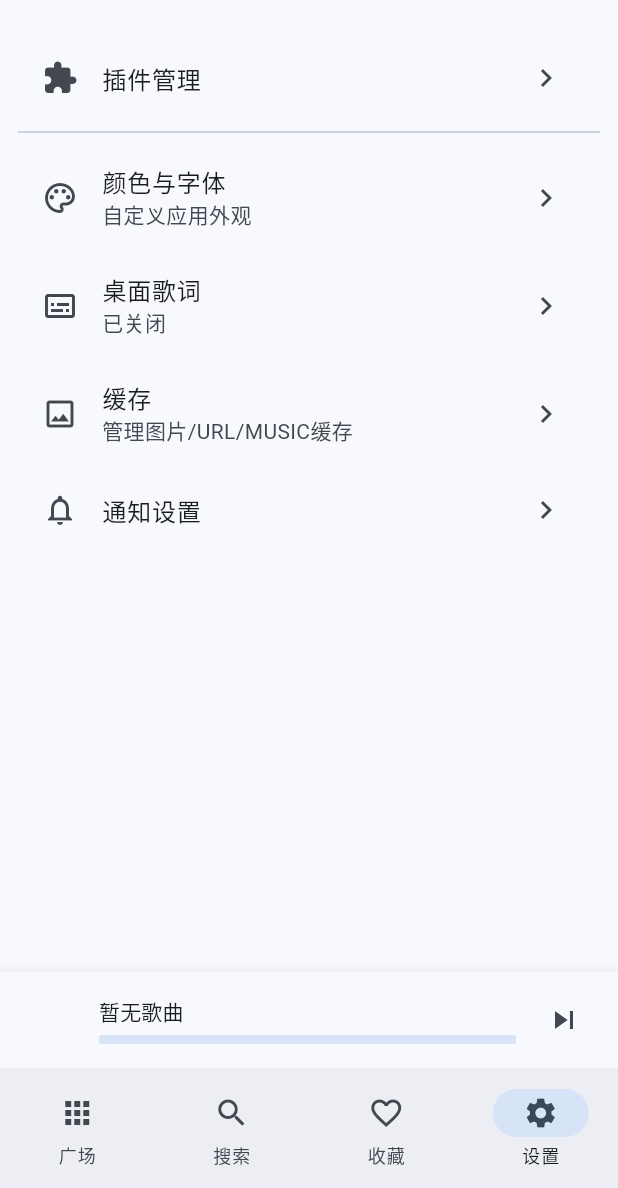
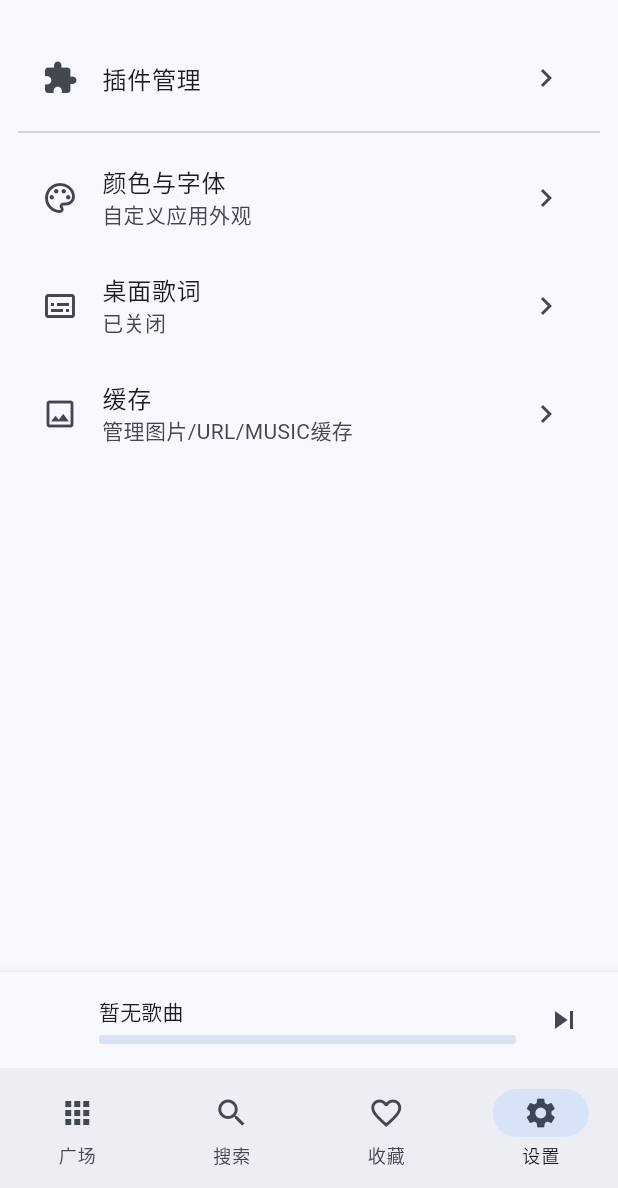
Before and after one commit to enten0103/tono_music, a Flutter app: the screen it shows after launch, item 4 of the bottom bar chosen, on a phone screen of 412 x 824 dp, the part 48-1236 px from its top. Run offline on Flutter 3.47's test engine with Material 3 defaults, Android fonts, the phone set to English and light mode, and no system bars; our stand-ins replace cached_network_image, file_picker, flutter_cache_manager, get, logger, shared_preferences; missing offline and left inert: audio_session, flutter_displaymode, flutter_js, media_kit, music_sdk, smtc_windows and 3 more; statements that could not run were skipped.

Commit message:
feat(setting):移除通知设置

```diff
--- a/lib/app/ui/settings/settings_view.dart
+++ b/lib/app/ui/settings/settings_view.dart
@@ -1,5 +1,3 @@
-import 'dart:io';
-
 import 'package:flutter/material.dart';
 import 'package:get/get.dart';
 import 'package:tono_music/app/routes/app_routes.dart';
@@ -39,12 +37,6 @@ class SettingsView extends GetView<SettingsController> {
           subtitleBuilder: () => const Text('管理图片/URL/MUSIC缓存'),
           onTap: () => Get.toNamed(AppRoutes.settingsCache),
         ),
-        if (Platform.isAndroid)
-          _SettingsTile(
-            icon: Icons.notifications_outlined,
-            title: '通知设置',
-            onTap: () => Get.toNamed(AppRoutes.settingsNotifications),
-          ),
       ],
     );
   }
```
Also changed, not shown: lib/app/ui/settings/sections/notifications_settings_view.dart (deleted, +0 -39 lines).
